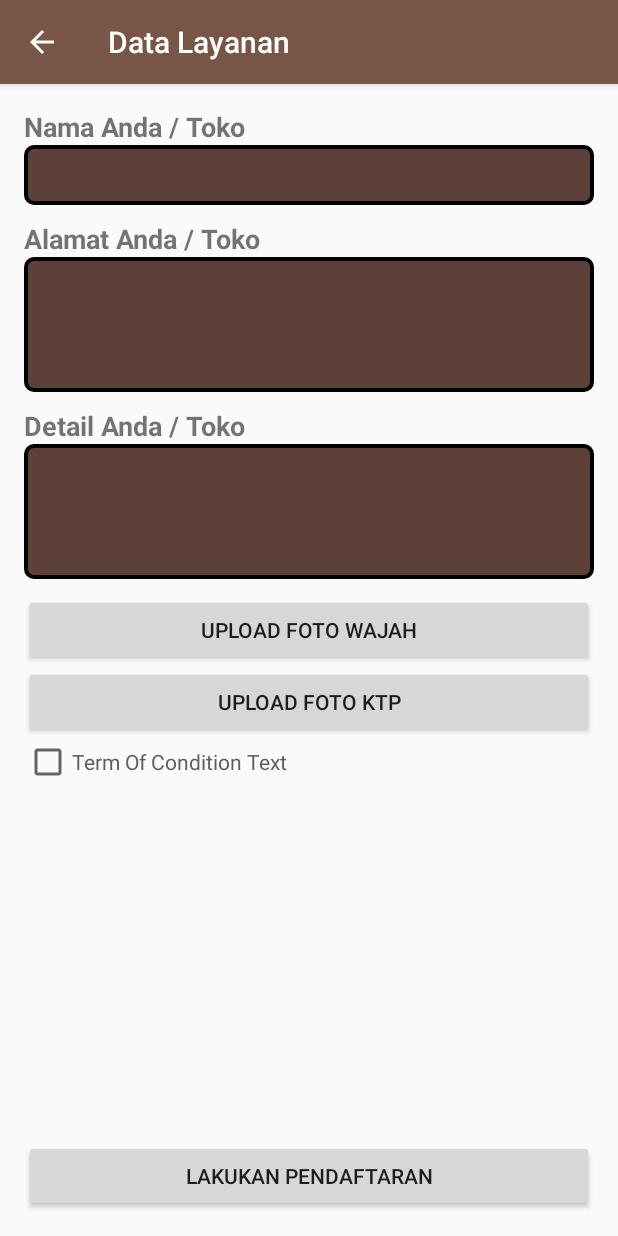
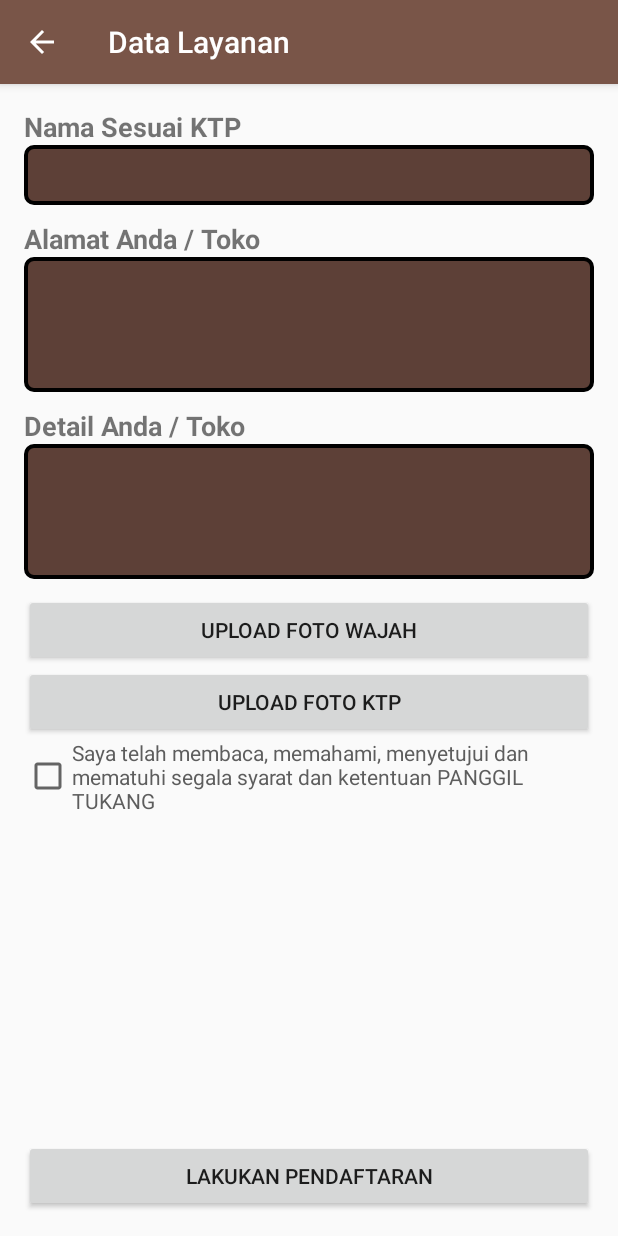
Before and after one commit to iqbalhood/Pilih-Tukang-Marketplace, an Android app: the DataUserActivity screen opened directly, with no data from a screen before it, on a phone screen of 412 x 824 dp. Run offline under Robolectric (Android 15) with nearby library versions, the phone set to English and light mode, and no system bars; our stand-ins replace Firebase (no records; nobody signed in at launch, a user with empty details on screens opened directly); libraries missing offline, so code that uses them is left out: com.firebase.ui; pictures from the network do not load; 6 statements that could not run were skipped.

Commit message:
Update Final But Masih banyak bug

```diff
--- a/CariTukang/app/src/main/java/com/zone/caritukang/ChangePhone.java
+++ b/CariTukang/app/src/main/java/com/zone/caritukang/ChangePhone.java
@@ -194,9 +194,11 @@ public class ChangePhone extends AppCompatActivity {
                 SharedPreferences sharedPreferences = PreferenceManager.getDefaultSharedPreferences(ChangePhone.this);
                 SharedPreferences.Editor editor = sharedPreferences.edit();
                 editor.putString("ID", id);
+                editor.putBoolean("ALREADY_AUTHENTICATED", true /** or false */);
+                editor.putString("PHONE", phone);
                 editor.commit();
 
-                Intent x = new Intent(ChangePhone.this, PengaturanActivity.class);
+                Intent x = new Intent(ChangePhone.this, WelcomeActivity.class);
                 x.putExtra("id",id);
                 x.putExtra("phone",phone);
                 startActivity(x);
--- a/CariTukang/app/src/main/res/layout/activity_data_user.xml
+++ b/CariTukang/app/src/main/res/layout/activity_data_user.xml
@@ -26,7 +26,7 @@
         android:orientation="vertical">
 
         <TextView
-            android:text="Nama Anda / Toko"
+            android:text="Nama Sesuai KTP"
             android:textStyle="bold"
             android:textSize="18sp"
             android:layout_width="match_parent"
@@ -123,7 +123,7 @@
             android:id="@+id/checkbox"
             android:layout_width="match_parent"
             android:layout_height="wrap_content"
-            android:text="Term Of Condition Text"
+            android:text="@string/toc"
             android:textColor="#5d5d5d"
             android:textSize="14sp" />
 
--- a/CariTukang/app/src/main/res/values/strings.xml
+++ b/CariTukang/app/src/main/res/values/strings.xml
@@ -171,4 +171,5 @@
     <string name="section_format">Hello World from section: %1$d</string>
 
     <string name="setting_phone">Ubah Nomor Ponsel</string>
+    <string name="toc">Saya telah membaca, memahami, menyetujui dan mematuhi segala syarat dan ketentuan PANGGIL TUKANG</string>
 </resources>
```
Also changed, not shown: CariTukang/app/src/main/java/com/zone/caritukang/DetailSwipe.java (+6 -2 lines), CariTukang/app/src/main/java/com/zone/caritukang/OlphoneActivity.java (+6 -2 lines).
